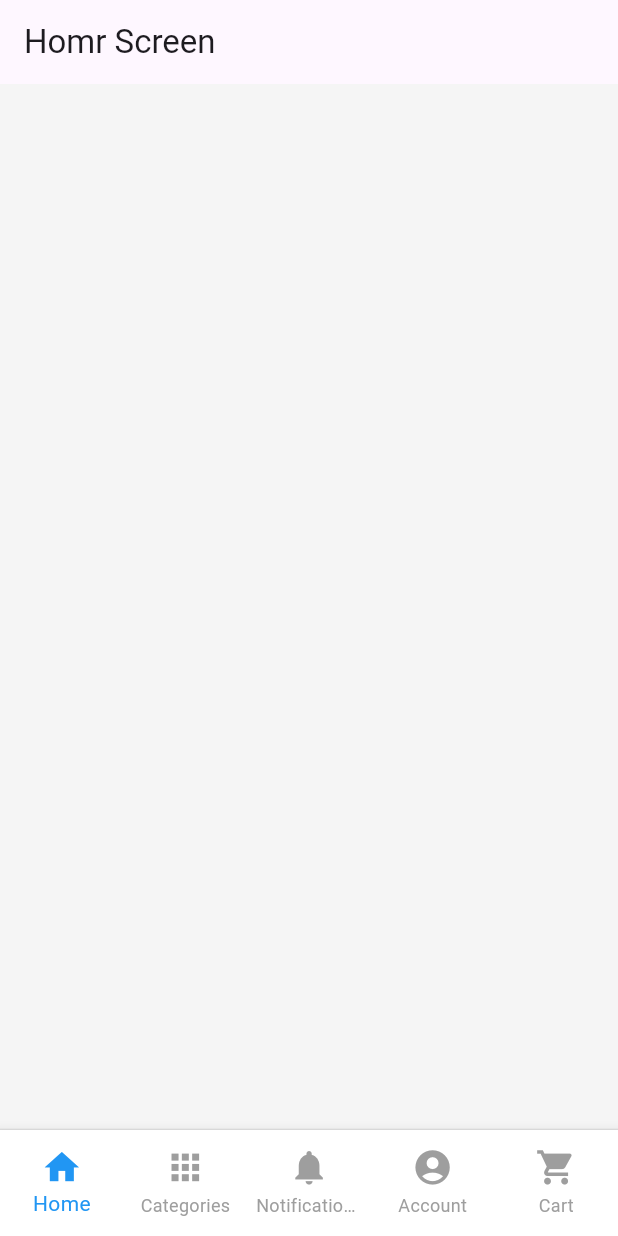
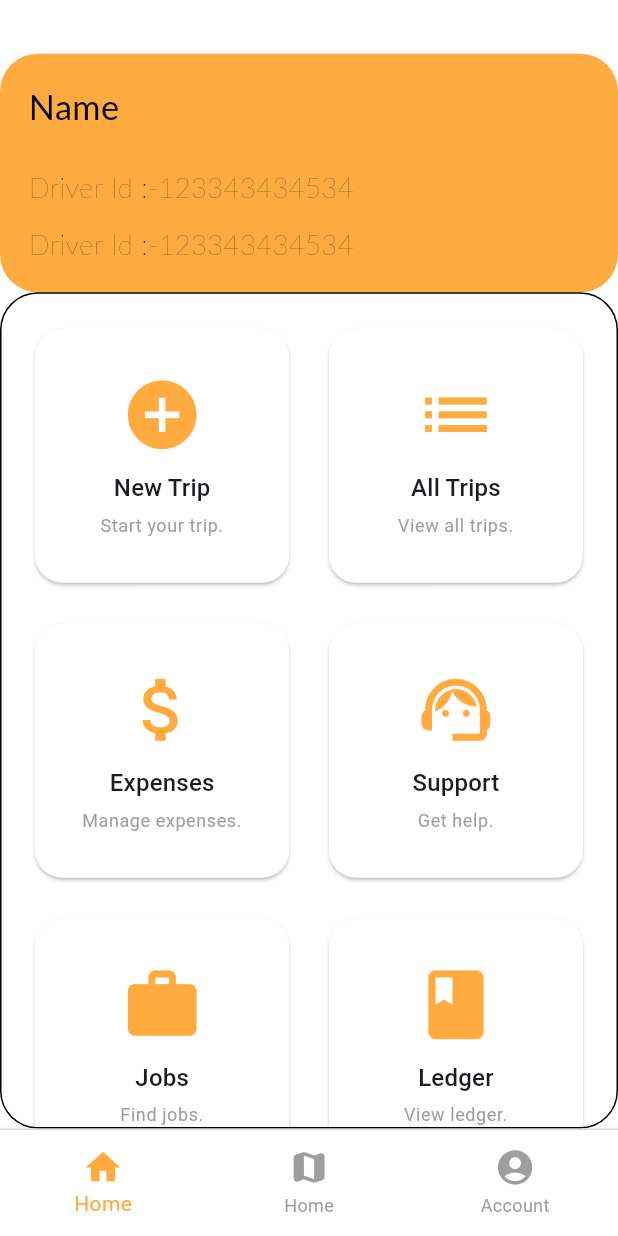
Before and after one commit to rudramistry01/cargo_sync_driver, a Flutter app: the DashboardScreen screen opened directly, on a phone screen of 412 x 824 dp. Run offline on Flutter 3.47's test engine with Material 3 defaults, Android fonts, the phone set to English and light mode, and no system bars; our stand-ins replace cached_network_image, flutter_screenutil, flutter_svg, loading_animation_widget, mask_text_input_formatter, shared_preferences and 1 more; missing offline and left inert: http_interceptor; accounts and stored records are empty; Roboto replaces fonts that are missing (Lato); statements that could not run were skipped.

Commit message:
trip added

```diff
--- a/lib/5 screens/dashboard/dashboard_screen.dart
+++ b/lib/5 screens/dashboard/dashboard_screen.dart
@@ -1,5 +1,7 @@
 import 'package:cargo_sync_driver/5%20screens/dashboard/widgets/bottom_nav_bar.dart';
 import 'package:cargo_sync_driver/5%20screens/home/home_screen.dart';
+import 'package:cargo_sync_driver/5%20screens/profile/profilescreen.dart';
+import 'package:cargo_sync_driver/5%20screens/trip/trip_screen.dart';
 import 'package:flutter/material.dart';
 
 class DashboardScreen extends StatefulWidget {
@@ -14,7 +16,9 @@ class _DashboardScreenState extends State<DashboardScreen> {
 
   // List of pages corresponding to each tab
   final List<Widget> _pages = [
-    const HomeScreen(), // Added ProfileScreen here
+    const HomeScreen(),
+    const TripScreen(),
+    const ProfileScreen(),
   ];
 
   // Method to update the selected index and display the appropriate page
--- a/lib/5 screens/dashboard/widgets/bottom_nav_bar.dart
+++ b/lib/5 screens/dashboard/widgets/bottom_nav_bar.dart
@@ -27,7 +27,7 @@ class CustomBottomNavBar extends StatelessWidget {
         backgroundColor: Colors.white,
         currentIndex: currentIndex, // Bind the selected index
         onTap: onItemTapped, // Trigger the callback
-        selectedItemColor: Colors.blue, // Color for the selected item
+        selectedItemColor: Colors.orangeAccent, // Color for the selected item
         unselectedItemColor: Colors.grey, // Color for unselected items
         type: BottomNavigationBarType.fixed, // Keep all items fixed
         iconSize: 24.sp, // Increase the icon size
@@ -37,20 +37,12 @@ class CustomBottomNavBar extends StatelessWidget {
             label: 'Home',
           ),
           BottomNavigationBarItem(
-            icon: Icon(Icons.apps),
-            label: 'Categories',
-          ),
-          BottomNavigationBarItem(
-            icon: Icon(Icons.notifications),
-            label: 'Notifications',
+            icon: Icon(Icons.map_rounded),
+            label: 'Home',
           ),
           BottomNavigationBarItem(
             icon: Icon(Icons.account_circle),
             label: 'Account',
-          ),
-          BottomNavigationBarItem(
-            icon: Icon(Icons.shopping_cart),
-            label: 'Cart',
           ),
         ],
       ),
--- a/lib/5 screens/home/home_screen.dart
+++ b/lib/5 screens/home/home_screen.dart
@@ -1,4 +1,6 @@
+import 'package:cargo_sync_driver/6%20global%20widgets/text_wideget.dart';
 import 'package:flutter/material.dart';
+import 'package:flutter_screenutil/flutter_screenutil.dart';
 
 class HomeScreen extends StatelessWidget {
   const HomeScreen({super.key});
@@ -6,9 +8,160 @@ class HomeScreen extends StatelessWidget {
   @override
   Widget build(BuildContext context) {
     return Scaffold(
-      appBar: AppBar(
-        title: const Text("Homr Screen"),
+      body: Column(
+        children: [
+          30.verticalSpace,
+          const UserInfoHeader(),
+          Expanded(
+            child: Container(
+              decoration: BoxDecoration(
+                color: Colors.transparent,
+                borderRadius: BorderRadius.circular(22.sp),
+                border: Border.all(
+                  color: Colors.black, // Set the border color
+                  width: 1, // Set the border width
+                ),
+              ),
+              child: GridView.count(
+                padding: EdgeInsets.symmetric(horizontal: 16.w, vertical: 16.h),
+                crossAxisCount: 2,
+                crossAxisSpacing: 16.w,
+                mainAxisSpacing: 16.h,
+                children: const [
+                  HomeTile(
+                      icon: Icons.add_circle,
+                      title: 'New Trip',
+                      subtitle: 'Start your trip.'),
+                  HomeTile(
+                      icon: Icons.list,
+                      title: 'All Trips',
+                      subtitle: 'View all trips.'),
+                  HomeTile(
+                      icon: Icons.attach_money,
+                      title: 'Expenses',
+                      subtitle: 'Manage expenses.'),
+                  HomeTile(
+                      icon: Icons.support_agent,
+                      title: 'Support',
+                      subtitle: 'Get help.'),
+                  HomeTile(
+                      icon: Icons.work, title: 'Jobs', subtitle: 'Find jobs.'),
+                  HomeTile(
+                      icon: Icons.book,
+                      title: 'Ledger',
+                      subtitle: 'View ledger.'),
+                ],
+              ),
+            ),
+          ),
+        ],
       ),
     );
   }
 }
+
+class UserInfoHeader extends StatelessWidget {
+  const UserInfoHeader({super.key});
+
+  @override
+  Widget build(BuildContext context) {
+    return Container(
+      decoration: BoxDecoration(
+        color: Colors.orangeAccent,
+        borderRadius: BorderRadius.circular(22.sp),
+      ),
+      padding: EdgeInsets.all(16.h),
+      child: Column(
+        crossAxisAlignment: CrossAxisAlignment.start,
+        children: [
+          const CustomText(
+            text: "Name",
+            textType: TextType.title,
+            textWeight: TextWeight.semiBold,
+          ),
+          20.verticalSpace,
+          const Row(
+            children: [
+              CustomText(
+                text: "Driver Id :-",
+                textType: TextType.bodySmall,
+                textWeight: TextWeight.light,
+                color: Colors.black,
+              ),
+              CustomText(
+                text: "123343434534",
+                textType: TextType.bodySmall,
+                textWeight: TextWeight.light,
+                color: Colors.black,
+              ),
+            ],
+          ),
+          10.verticalSpace,
+          const Row(
+            children: [
+              CustomText(
+                text: "Driver Id :-",
+                textType: TextType.bodySmall,
+                textWeight: TextWeight.light,
+                color: Colors.black,
+              ),
+              CustomText(
+                text: "123343434534",
+                textType: TextType.bodySmall,
+                textWeight: TextWeight.light,
+                color: Colors.black,
+              ),
+            ],
+          ),
+        ],
+      ),
+    );
+  }
+}
+
+class HomeTile extends StatelessWidget {
+  final IconData icon;
+  final String title;
+  final String subtitle;
+
+  const HomeTile({
+    Key? key,
+    required this.icon,
+    required this.title,
+    required this.subtitle,
+  }) : super(key: key);
+
+  @override
+  Widget build(BuildContext context) {
+    return Card(
+      color: Colors.white,
+      shape: RoundedRectangleBorder(
+        borderRadius: BorderRadius.circular(16.r),
+      ),
+      child: Padding(
+        padding: EdgeInsets.all(16.h),
+        child: Column(
+          mainAxisAlignment: MainAxisAlignment.center,
+          crossAxisAlignment: CrossAxisAlignment.center,
+          children: [
+            Icon(icon, size: 48.r, color: Colors.orangeAccent),
+            SizedBox(height: 8.h),
+            Text(
+              title,
+              style: Theme.of(context).textTheme.titleMedium,
+            ),
+            SizedBox(height: 4.h),
+            Text(
+              subtitle,
+              textAlign: TextAlign.center,
+              style: Theme.of(context)
+                  .textTheme
+                  .bodySmall
+                  ?.copyWith(color: Colors.grey),
+            ),
+          ],
+        ),
+      ),
+    );
+  }
+}
--- a/lib/8 global utils/initial_loading_screen.dart
+++ b/lib/8 global utils/initial_loading_screen.dart
@@ -2,6 +2,7 @@ import 'package:cargo_sync_driver/1%20model/auth_model.dart';
 import 'package:cargo_sync_driver/4%20view%20model/register_view_model.dart';
 import 'package:cargo_sync_driver/5%20screens/auth/login_screen.dart';
 import 'package:cargo_sync_driver/5%20screens/dashboard/dashboard_screen.dart';
+import 'package:cargo_sync_driver/5%20screens/home/home_screen.dart';
 import 'package:cargo_sync_driver/6%20global%20widgets/text_wideget.dart';
 import 'package:flutter/foundation.dart';
 import 'package:flutter/material.dart';
--- a/lib/main.dart
+++ b/lib/main.dart
@@ -56,7 +56,7 @@ class MyApp extends StatelessWidget {
 
             theme: ThemeData(
               scaffoldBackgroundColor:
-                  Colors.grey.shade100, // Set default background color.
+                  Colors.white, // Set default background color.
             ),
 
             home: const InitialLoadingScreen(),
```
Also changed, not shown: lib/5 screens/auth/login_screen.dart (+9 -9 lines), lib/5 screens/auth/sign_up_screen.dart (+26 -26 lines), lib/5 screens/product_details_screen.dart (deleted, +0 -237 lines), lib/5 screens/trip/trip_screen.dart (added, +22 -0 lines), lib/8 global utils/loading_screen.dart (line endings or trailing spaces).
